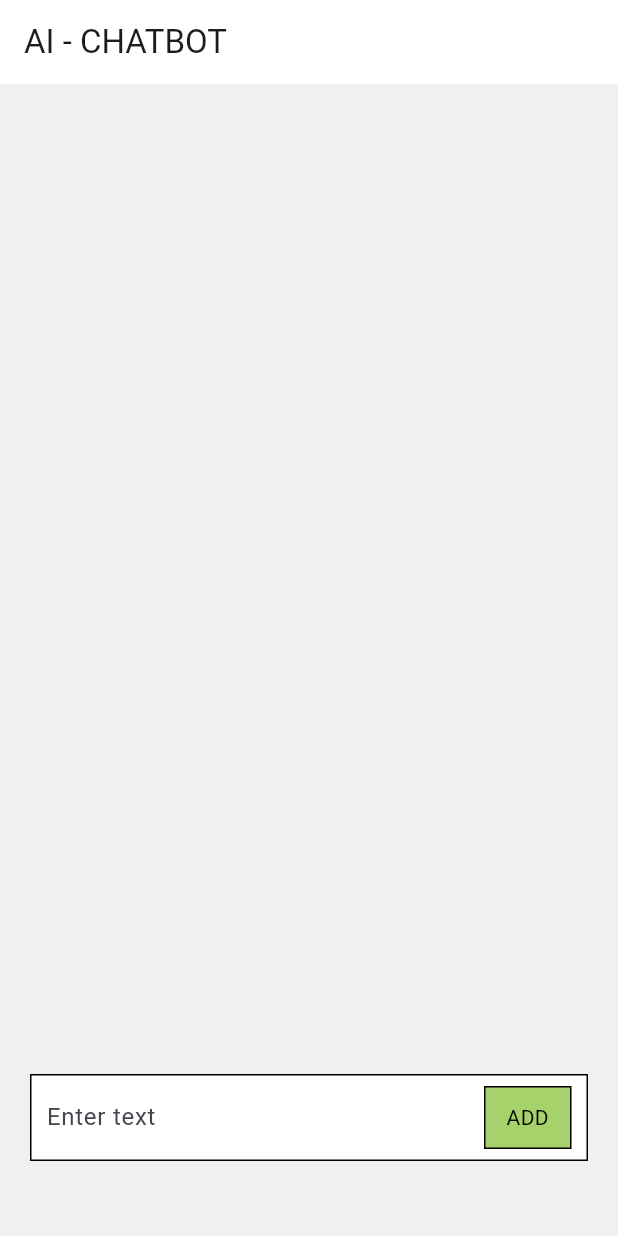
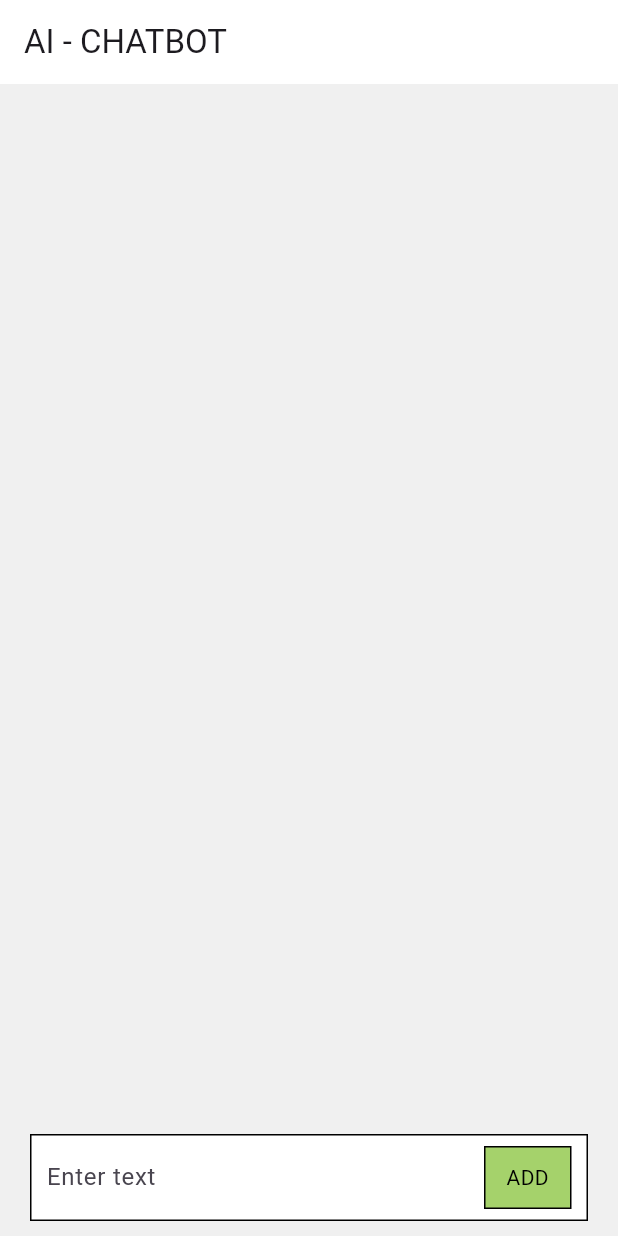
Before and after one commit to Raniya123/ai-chat-bot, a Flutter app: the screen it shows after launch, on a phone screen of 412 x 824 dp. Run offline on Flutter 3.47's test engine with Material 3 defaults, Android fonts, the phone set to English and light mode, and no system bars; our stand-ins replace flutter_gemini, flutter_markdown, get, lottie.

Commit message:
Update home_view.dart

```diff
--- a/lib/view/home_view.dart
+++ b/lib/view/home_view.dart
@@ -13,10 +13,13 @@ class HomeView extends StatelessWidget {
 
   @override
   Widget build(BuildContext context) {
-    return Scaffold(
+    return SafeArea(
+      bottom: true,
+      top: false,
+      child: Scaffold(
         appBar: AppThemes.mainAppBar("AI - CHATBOT"),
         body: Container(
-        padding: const EdgeInsets.symmetric(vertical: 50, horizontal: 20),
+          padding: const EdgeInsets.symmetric(vertical: 10, horizontal: 20),
           child: Column(
             verticalDirection: VerticalDirection.up,
             children: [
@@ -118,6 +121,7 @@ class HomeView extends StatelessWidget {
             ],
           ),
         ),
+      ),
     );
   }
 }
```
Lines whose indentation alone changed are shown as unchanged.
